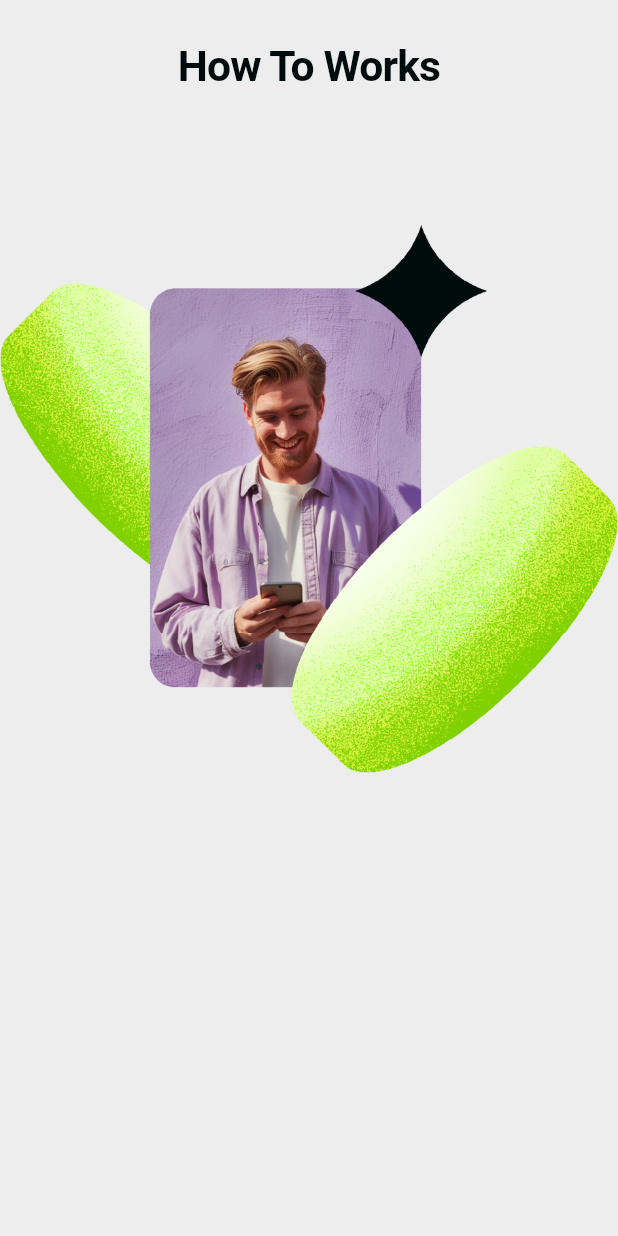
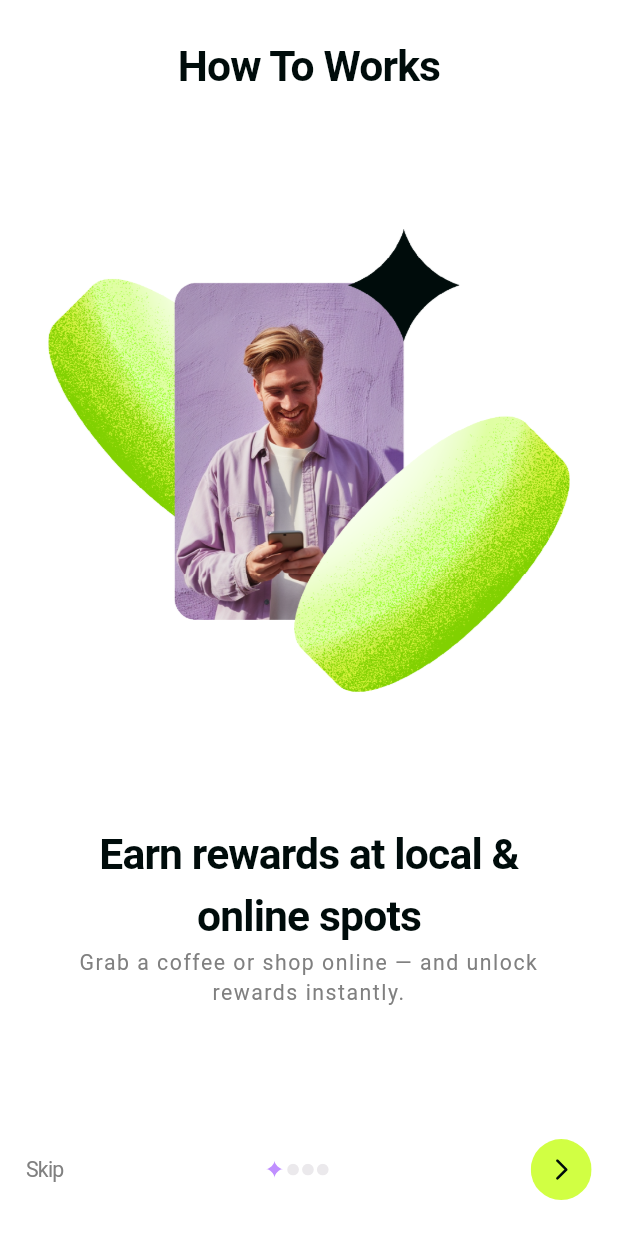
Before and after one commit to azmirkhan0101/crescent-donor-app, a Flutter app: the HowToWorkPage screen opened by its route, on a phone screen of 412 x 824 dp. Run offline on Flutter 3.47's test engine with Material 3 defaults, Android fonts, the light colour scheme and no system bars; our stand-ins replace flutter_screenutil, flutter_svg, fpdart, gap, get, go_router and 7 more; accounts and stored records are empty.

Commit message:
feat: Add onboarding flow with new icons, controller, and sections

```diff
--- a/lib/core/custom_assets/assets.gen.dart
+++ b/lib/core/custom_assets/assets.gen.dart
@@ -13,6 +13,23 @@ import 'package:flutter/services.dart';
 import 'package:flutter/widgets.dart';
 import 'package:flutter_svg/flutter_svg.dart' as _svg;
 import 'package:vector_graphics/vector_graphics.dart' as _vg;
+
+class $AssetsIconsGen {
+  const $AssetsIconsGen();
+
+  /// File path: assets/icons/arrow-right-circle-button.svg
+  SvgGenImage get arrowRightCircleButton =>
+      const SvgGenImage('assets/icons/arrow-right-circle-button.svg');
+
+  /// File path: assets/icons/dot-grey.svg
+  SvgGenImage get dotGrey => const SvgGenImage('assets/icons/dot-grey.svg');
+
+  /// File path: assets/icons/small-star.svg
+  SvgGenImage get smallStar => const SvgGenImage('assets/icons/small-star.svg');
+
+  /// List of all assets
+  List<SvgGenImage> get values => [arrowRightCircleButton, dotGrey, smallStar];
+}
 
 class $AssetsImagesGen {
   const $AssetsImagesGen();
@@ -36,6 +53,7 @@ class $AssetsImagesGen {
 class Assets {
   const Assets._();
 
+  static const $AssetsIconsGen icons = $AssetsIconsGen();
   static const $AssetsImagesGen images = $AssetsImagesGen();
 }
 
--- a/lib/core/theme/light_theme.dart
+++ b/lib/core/theme/light_theme.dart
@@ -11,7 +11,7 @@ const lightThemeFont = "Inter", darkThemeFont = "Inter";
 
 final lightTheme = ThemeData(
   primaryColor: AppColors.primaryColor,
-  scaffoldBackgroundColor: AppColors.grayColor,
+  scaffoldBackgroundColor: Colors.white,
   brightness: Brightness.light,
   useMaterial3: true,
   fontFamily: lightThemeFont,
@@ -98,7 +98,7 @@ const BottomNavigationBarThemeData bottomNavigationBarTheme =
       selectedLabelStyle: TextStyle(color: AppColors.primaryColor),
     );
 
-// ===================== Comon colors =========================
+// ===================== Common colors =========================
 const Color lightThemeColor = Colors.white,
     white = Colors.white,
     black = Colors.black,
--- /dev/null
+++ b/lib/features/onboarding/controllers/how_to_works_controller.dart
@@ -0,0 +1,29 @@
+import 'package:cresent_charge_user_app/utils/static_strings/static_strings.dart';
+import 'package:get/get.dart';
+
+class HowToWorksController extends GetxController {
+  RxInt currentIndex = 0.obs;
+
+  void updateIndex(int index) => currentIndex.value = index;
+
+  List<List<String>> rewardsList = [
+    [
+      AppStrings.earnRewardsAtLocalAndOnlineSpots,
+      AppStrings.grabACoffeeOrShopOnline,
+    ],
+    [
+      AppStrings.redeemInStoreOrOnline,
+      AppStrings.useYourPhoneToClaimRewards,
+    ],
+    [
+      AppStrings.yourSpareChangeDoesGood,
+      AppStrings.everyTransactionSupportsRealCauses,
+    ],
+    [
+      AppStrings.chooseWhereYourImpactGoes,
+      AppStrings.everyTimeYouSpend,
+    ],
+  ];
+
+
+}
--- a/lib/features/onboarding/pages/how_to_work_page.dart
+++ b/lib/features/onboarding/pages/how_to_work_page.dart
@@ -1,5 +1,10 @@
 import 'package:cresent_charge_user_app/core/custom_assets/assets.gen.dart';
+import 'package:cresent_charge_user_app/features/onboarding/controllers/how_to_works_controller.dart';
+import 'package:cresent_charge_user_app/features/onboarding/widgets/footer_section.dart';
+import 'package:cresent_charge_user_app/features/onboarding/widgets/reword_section.dart';
 import 'package:cresent_charge_user_app/helper/extension/base_extension.dart';
+import 'package:cresent_charge_user_app/utils/sizer/sizer.dart';
+import 'package:cresent_charge_user_app/utils/static_strings/static_strings.dart';
 import 'package:cresent_charge_user_app/utils/text_style/text_style.dart';
 import 'package:flutter/material.dart';
 
@@ -15,12 +20,20 @@ class HowToWorkPage extends StatelessWidget {
           crossAxisAlignment: CrossAxisAlignment.center,
           children: [
             24.heightWidth,
-            'How To Works'.centerText(AppTextStyles.f28W700()),
-            85.heightWidth,
+
+            // How to Works
+            AppStrings.howToWorks.centerText(AppTextStyles.f28W700()),
+            Spacer(),
+            // Image
             AssetGenImage(
               Assets.images.howToWork.path,
-            ).image(),
-            // Assets.images.howToWork.path.AssetGet(),
+            ).image(width: 343.rw, height: 304.rh),
+            Spacer(),
+
+            RewordSection(),
+            Spacer(),
+            FooterSection(),
+            24.heightWidth,
           ],
         ).center,
       ),
--- /dev/null
+++ b/lib/features/onboarding/widgets/footer_section.dart
@@ -0,0 +1,67 @@
+import 'package:cresent_charge_user_app/core/custom_assets/assets.gen.dart';
+import 'package:cresent_charge_user_app/features/onboarding/controllers/how_to_works_controller.dart';
+import 'package:cresent_charge_user_app/helper/extension/base_extension.dart';
+import 'package:cresent_charge_user_app/utils/sizer/sizer.dart';
+import 'package:cresent_charge_user_app/utils/static_strings/static_strings.dart';
+import 'package:cresent_charge_user_app/utils/text_style/text_style.dart';
+import 'package:flutter/material.dart';
+import 'package:get/get.dart';
+
+class FooterSection extends StatelessWidget {
+  const FooterSection({super.key});
+
+  @override
+  Widget build(BuildContext context) {
+    final controller = Get.find<HowToWorksController>();
+    return Row(
+      children: [
+        // Skip button
+        AppStrings.skip
+            .centerText(AppTextStyles.baseStyle())
+            .onTap(onClickSkip),
+
+        const Spacer(),
+        // Dots indicator
+        Obx(
+          () => Row(
+            spacing: 1.rw,
+            children: List.generate(
+              4,
+              (index) => index == controller.currentIndex.value
+                  ? Assets.icons.smallStar
+                        .svg(width: 12.rw, height: 12.rh)
+                        .onTap(() => onClickDot(index, controller))
+                  : Assets.icons.dotGrey
+                        .svg(width: 8.rw, height: 8.rh)
+                        .onTap(() => onClickDot(index, controller)),
+            ),
+          ),
+        ),
+        const Spacer(),
+
+        // Next button
+        Assets.icons.arrowRightCircleButton
+            .svg(width: 40.rh, height: 40.rh)
+            .onTap(() => onTapNext(controller)),
+      ],
+    ).paddingSymmetric(horizontal: 16.rw);
+  }
+
+
+  void onClickSkip() {
+    // Get.toNamed(RoutePath.home);
+  }
+
+  void onClickDot(int index, HowToWorksController controller) {
+    controller.updateIndex(index);
+  }
+
+  void onTapNext(HowToWorksController controller) {
+    if (controller.currentIndex.value < 3) {
+      controller.updateIndex(controller.currentIndex.value + 1);
+    } else {
+      // Navigate to next screen or perform final action
+      // Get.toNamed(RoutePath.home);
+    }
+  }
+}
--- /dev/null
+++ b/lib/features/onboarding/widgets/reword_section.dart
@@ -0,0 +1,28 @@
+import 'package:cresent_charge_user_app/features/onboarding/controllers/how_to_works_controller.dart';
+import 'package:cresent_charge_user_app/helper/extension/base_extension.dart';
+import 'package:cresent_charge_user_app/utils/sizer/sizer.dart';
+import 'package:cresent_charge_user_app/utils/text_style/text_style.dart';
+import 'package:flutter/material.dart';
+import 'package:get/get.dart';
+
+class RewordSection extends StatelessWidget {
+  const RewordSection({super.key});
+
+  @override
+  Widget build(BuildContext context) {
+    final controller = Get.put(HowToWorksController());
+    return Obx(() {
+      return Column(
+        children: [
+          controller.rewardsList[controller.currentIndex.value][0].centerText(
+            AppTextStyles.f28W700(),
+          ),
+          // Grab a coffee or shop online — and unlock rewards instantly.
+          controller.rewardsList[controller.currentIndex.value][1].centerText(
+            AppTextStyles.baseStyle().copyWith(letterSpacing: 1),
+          ),
+        ],
+      ).paddingSymmetric(horizontal: 40.rw);
+    });
+  }
+}
--- a/lib/helper/extension/base_extension.dart
+++ b/lib/helper/extension/base_extension.dart
@@ -31,7 +31,7 @@ extension HeightWidthDoubleExt on double {
   }
 }
 
-// /=--------- Widget on Widget --------=/
+// /=--------- Widget -> Widget --------=/
 extension WidgetOnWidgetExt on Widget {
   // center
   Widget get center => Center(child: this);
@@ -147,3 +147,18 @@ extension StringValidationExt on String {
 
   bool get isNumeric => double.tryParse(this) != null;
 }
+
+// <== ! ==> Gesture Detectors <== ! ==>
+extension GestureDetectors on Widget {
+  Widget onTap(VoidCallback onTap) {
+    return GestureDetector(onTap: onTap, child: this);
+  }
+
+  Widget onDoubleTap(VoidCallback onDoubleTap) {
+    return GestureDetector(onDoubleTap: onDoubleTap, child: this);
+  }
+
+  Widget onLongPress(VoidCallback onLongPress) {
+    return GestureDetector(onLongPress: onLongPress, child: this);
+  }
+}
--- a/lib/utils/static_strings/static_strings.dart
+++ b/lib/utils/static_strings/static_strings.dart
@@ -1,9 +1,31 @@
 class AppStrings {
-  // /== ==================== Onboarding ========================
+  // ====> Onboarding Screens <====
   static const String turnYourSmallChangeIntoRealChange =
       "Turn your small change into real change.";
   static const String discoverRewards =
       "Discover rewards, shop smarter, and help causes — all in one tap.";
+  static const String howToWorks = "How To Works";
+  static const String earnRewardsAtLocalAndOnlineSpots =
+      "Earn rewards at local & online spots";
+  static const String grabACoffeeOrShopOnline =
+      "Grab a coffee or shop online — and unlock rewards instantly.";
+  // Redeem in-store or online — your way.
+  static const String redeemInStoreOrOnline =
+      "Redeem in-store or online — your way.";
+  // Use your phone to claim rewards with a tap, scan, or code.
+  static const String useYourPhoneToClaimRewards =
+      "Use your phone to claim rewards with a tap, scan, or code.";
+  //Your spare change does good.
+  static const String yourSpareChangeDoesGood = "Your spare change does good.";
+  //Every transaction supports real causes — automatically.
+  static const String everyTransactionSupportsRealCauses =
+      "Every transaction supports real causes — automatically.";
+  // Choose Where Your Impact Goes
+  static const String chooseWhereYourImpactGoes =
+      "Choose Where Your Impact Goes";
+  // Every time you spend, we’ll round it up and donate to the charity you care about.
+  static const String everyTimeYouSpend =
+      "Every time you spend, we’ll round it up and donate to the charity you care about.";
 
   ///====================== Auth ========================
   static const String login = "Login";
@@ -14,4 +36,7 @@ class AppStrings {
   // /============ Language =============
   static const String english = "English";
   static const String arabic = "Arabic";
+
+  // ====> Common strings
+  static const String skip = "Skip";
 }
```
Also changed, not shown: assets/icons/arrow-right-circle-button.svg (added), assets/icons/dot-grey.svg (added), assets/icons/small-star.svg (added).
